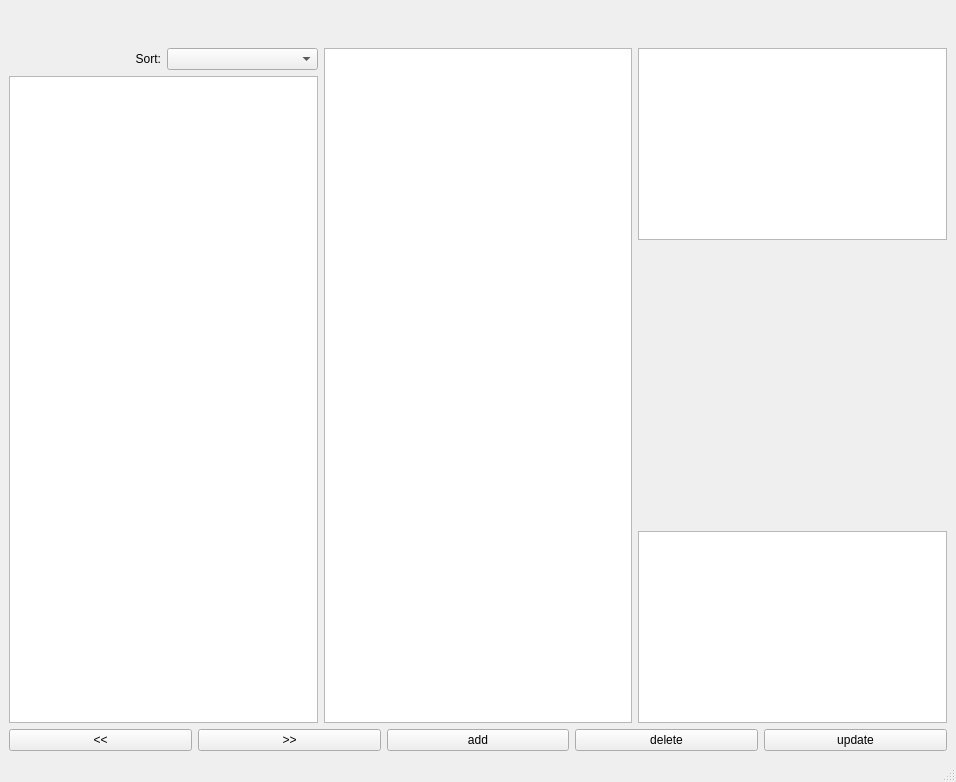
artemsmolyak/books, file mainwindow.ui: the form before one commit.
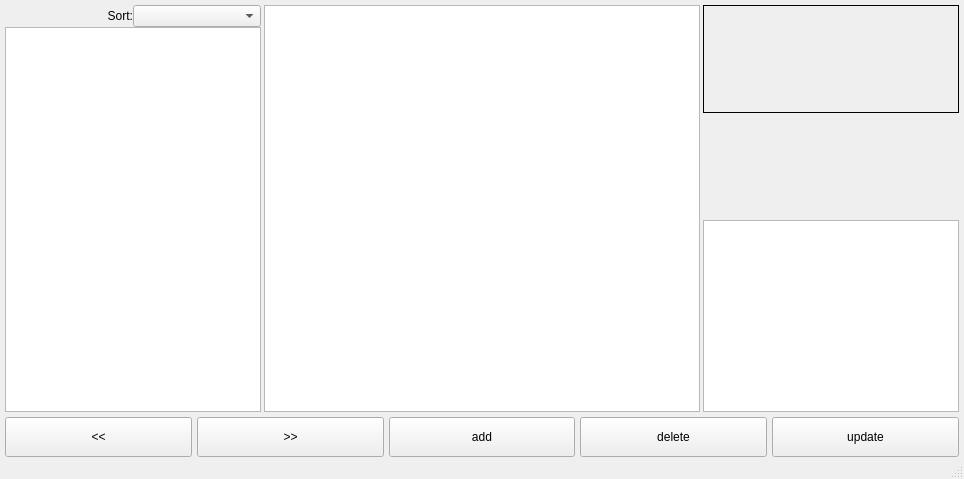
The form after the commit. Icons and pictures are not drawn. Custom widgets are drawn as their Qt base class.

```diff
--- a/mainwindow.ui
+++ b/mainwindow.ui
@@ -6,65 +6,63 @@
    <rect>
     <x>0</x>
     <y>0</y>
-    <width>956</width>
-    <height>782</height>
+    <width>964</width>
+    <height>479</height>
    </rect>
   </property>
   <property name="windowTitle">
    <string>MainWindow</string>
   </property>
   <widget class="QWidget" name="centralwidget">
-   <layout class="QGridLayout" name="gridLayout">
-    <item row="1" column="0">
-     <layout class="QHBoxLayout" name="horizontalLayout_2">
-      <item>
-       <widget class="QPushButton" name="toLeftButton">
-        <property name="text">
-         <string>&lt;&lt;</string>
-        </property>
-       </widget>
-      </item>
-      <item>
-       <widget class="QPushButton" name="toRightButton">
-        <property name="text">
-         <string>&gt;&gt;</string>
-        </property>
-       </widget>
-      </item>
-      <item>
-       <widget class="QPushButton" name="addButton">
-        <property name="text">
-         <string>add</string>
-        </property>
-       </widget>
-      </item>
-      <item>
-       <widget class="QPushButton" name="deleteButton">
-        <property name="text">
-         <string>delete</string>
-        </property>
-       </widget>
-      </item>
-      <item>
-       <widget class="QPushButton" name="updateButton">
-        <property name="text">
-         <string>update</string>
-        </property>
-       </widget>
-      </item>
-     </layout>
-    </item>
-    <item row="0" column="0">
+   <layout class="QVBoxLayout" name="verticalLayout">
+    <property name="spacing">
+     <number>5</number>
+    </property>
+    <property name="leftMargin">
+     <number>5</number>
+    </property>
+    <property name="topMargin">
+     <number>5</number>
+    </property>
+    <property name="rightMargin">
+     <number>5</number>
+    </property>
+    <property name="bottomMargin">
+     <number>0</number>
+    </property>
+    <item>
      <layout class="QHBoxLayout" name="horizontalLayout">
+      <property name="spacing">
+       <number>3</number>
+      </property>
+      <item>
+       <widget class="QWidget" name="widget" native="true">
+        <property name="sizePolicy">
+         <sizepolicy hsizetype="Minimum" vsizetype="Preferred">
+          <horstretch>0</horstretch>
+          <verstretch>0</verstretch>
+         </sizepolicy>
+        </property>
+        <layout class="QVBoxLayout" name="verticalLayout_5">
+         <property name="spacing">
+          <number>0</number>
+         </property>
+         <property name="leftMargin">
+          <number>0</number>
+         </property>
       <property name="topMargin">
-       <number>39</number>
-      </property>
+          <number>0</number>
+         </property>
+         <property name="rightMargin">
+          <number>0</number>
+         </property>
+         <property name="bottomMargin">
+          <number>0</number>
+         </property>
       <item>
-       <layout class="QVBoxLayout" name="verticalLayout_2">
+          <layout class="QHBoxLayout" name="horizontalLayout_4">
         <item>
-         <layout class="QHBoxLayout" name="horizontalLayout_3">
-          <item>
-           <widget class="QLabel" name="label">
+            <widget class="QLabel" name="label_2">
             <property name="sizePolicy">
              <sizepolicy hsizetype="Minimum" vsizetype="Minimum">
               <horstretch>0</horstretch>
@@ -94,38 +92,78 @@
          </layout>
         </item>
         <item>
-         <widget class="QTableView" name="tableView"/>
-        </item>
-       </layout>
+          <widget class="QTableView" name="tableView">
+           <property name="sizePolicy">
+            <sizepolicy hsizetype="Minimum" vsizetype="Expanding">
+             <horstretch>0</horstretch>
+             <verstretch>0</verstretch>
+            </sizepolicy>
+           </property>
+          </widget>
+         </item>
+        </layout>
+       </widget>
       </item>
+      <item>
+       <widget class="QWidget" name="widget_2" native="true">
+        <property name="sizePolicy">
+         <sizepolicy hsizetype="Expanding" vsizetype="Preferred">
+          <horstretch>0</horstretch>
+          <verstretch>0</verstretch>
+         </sizepolicy>
+        </property>
+        <property name="minimumSize">
+         <size>
+          <width>400</width>
+          <height>0</height>
+         </size>
+        </property>
+        <layout class="QVBoxLayout" name="verticalLayout_3">
+         <property name="spacing">
+          <number>0</number>
+         </property>
+         <property name="leftMargin">
+          <number>0</number>
+         </property>
+         <property name="topMargin">
+          <number>0</number>
+         </property>
+         <property name="rightMargin">
+          <number>0</number>
+         </property>
+         <property name="bottomMargin">
+          <number>0</number>
+         </property>
       <item>
        <widget class="QPlainTextEdit" name="reviewtextEdit"/>
       </item>
+        </layout>
+       </widget>
+      </item>
       <item>
-       <layout class="QVBoxLayout" name="verticalLayout">
-        <item>
-         <widget class="QTextEdit" name="additionalWin1">
+       <widget class="QWidget" name="widget_3" native="true">
           <property name="sizePolicy">
-           <sizepolicy hsizetype="Minimum" vsizetype="Minimum">
+         <sizepolicy hsizetype="Minimum" vsizetype="Preferred">
             <horstretch>0</horstretch>
             <verstretch>0</verstretch>
            </sizepolicy>
           </property>
-         </widget>
-        </item>
-        <item>
-         <spacer name="horizontalSpacer">
-          <property name="orientation">
-           <enum>Qt::Horizontal</enum>
-          </property>
-          <property name="sizeHint" stdset="0">
-           <size>
-            <width>40</width>
-            <height>20</height>
-           </size>
-          </property>
-         </spacer>
-        </item>
+        <layout class="QVBoxLayout" name="verticalLayout_6">
+         <property name="spacing">
+          <number>0</number>
+         </property>
+         <property name="leftMargin">
+          <number>0</number>
+         </property>
+         <property name="topMargin">
+          <number>0</number>
+         </property>
+         <property name="rightMargin">
+          <number>0</number>
+         </property>
+         <property name="bottomMargin">
+          <number>0</number>
+         </property>
         <item>
          <widget class="QLabel" name="labelPic">
           <property name="enabled">
@@ -137,6 +175,9 @@
             <verstretch>0</verstretch>
            </sizepolicy>
           </property>
+           <property name="frameShape">
+            <enum>QFrame::Box</enum>
+           </property>
           <property name="text">
            <string/>
           </property>
@@ -149,17 +190,7 @@
          </widget>
         </item>
         <item>
-         <spacer name="verticalSpacer">
-          <property name="orientation">
-           <enum>Qt::Vertical</enum>
-          </property>
-          <property name="sizeHint" stdset="0">
-           <size>
-            <width>20</width>
-            <height>40</height>
-           </size>
-          </property>
-         </spacer>
+          <widget class="Assesment" name="assesmentWidget" native="true"/>
         </item>
         <item>
          <widget class="QTextEdit" name="additionalWin2">
@@ -178,10 +209,82 @@
          </widget>
         </item>
        </layout>
+       </widget>
       </item>
      </layout>
     </item>
-   </layout>
+    <item>
+     <layout class="QHBoxLayout" name="horizontalLayout_2">
+      <item>
+       <widget class="QPushButton" name="toLeftButton">
+        <property name="minimumSize">
+         <size>
+          <width>0</width>
+          <height>40</height>
+         </size>
+        </property>
+        <property name="text">
+         <string>&lt;&lt;</string>
+        </property>
+       </widget>
+      </item>
+      <item>
+       <widget class="QPushButton" name="toRightButton">
+        <property name="minimumSize">
+         <size>
+          <width>0</width>
+          <height>40</height>
+         </size>
+        </property>
+        <property name="text">
+         <string>&gt;&gt;</string>
+        </property>
+       </widget>
+      </item>
+      <item>
+       <widget class="QPushButton" name="addButton">
+        <property name="minimumSize">
+         <size>
+          <width>0</width>
+          <height>40</height>
+         </size>
+        </property>
+        <property name="text">
+         <string>add</string>
+        </property>
+       </widget>
+      </item>
+      <item>
+       <widget class="QPushButton" name="deleteButton">
+        <property name="minimumSize">
+         <size>
+          <width>0</width>
+          <height>40</height>
+         </size>
+        </property>
+        <property name="text">
+         <string>delete</string>
+        </property>
+       </widget>
+      </item>
+      <item>
+       <widget class="QPushButton" name="updateButton">
+        <property name="minimumSize">
+         <size>
+          <width>0</width>
+          <height>40</height>
+         </size>
+        </property>
+        <property name="text">
+         <string>update</string>
+        </property>
+       </widget>
+      </item>
+     </layout>
+    </item>
+   </layout>
+   <zorder>layoutWidget</zorder>
+   <zorder>horizontalLayoutWidget</zorder>
   </widget>
   <widget class="QMenuBar" name="menubar">
    <property name="geometry">
@@ -195,6 +298,14 @@
   </widget>
   <widget class="QStatusBar" name="statusbar"/>
  </widget>
+ <customwidgets>
+  <customwidget>
+   <class>Assesment</class>
+   <extends>QWidget</extends>
+   <header>assesment.h</header>
+   <container>1</container>
+  </customwidget>
+ </customwidgets>
  <resources/>
  <connections/>
 </ui>
```
Left out of the diff: 2 changed lines with no effect on the pictures. Lines whose indentation alone changed are shown as unchanged.
